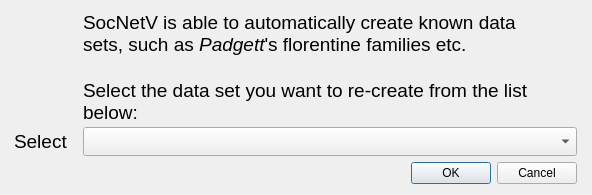
First picture: the form in src/forms/datasetselectdialog.ui, repository socnetv/app, before the edit.
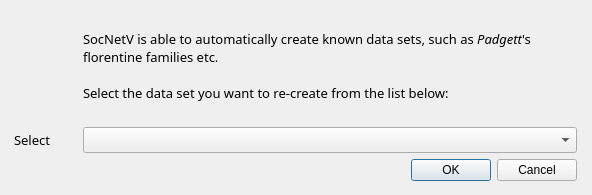
Second picture: the form after the edit. Icons and pictures are not drawn.

Commit message: changed font sizes in forms

```diff
--- a/src/forms/datasetselectdialog.ui
+++ b/src/forms/datasetselectdialog.ui
@@ -68,14 +68,20 @@
        <height>110</height>
       </size>
      </property>
+     <property name="font">
+      <font>
+       <family>Sans Serif</family>
+       <pointsize>11</pointsize>
+      </font>
+     </property>
      <property name="text">
       <string>&lt;!DOCTYPE HTML PUBLIC &quot;-//W3C//DTD HTML 4.0//EN&quot; &quot;http://www.w3.org/TR/REC-html40/strict.dtd&quot;&gt;
 &lt;html&gt;&lt;head&gt;&lt;meta name=&quot;qrichtext&quot; content=&quot;1&quot; /&gt;&lt;style type=&quot;text/css&quot;&gt;
 p, li { white-space: pre-wrap; }
-&lt;/style&gt;&lt;/head&gt;&lt;body style=&quot; font-family:'.Helvetica Neue DeskInterface'; font-size:13pt; font-weight:400; font-style:normal;&quot;&gt;
-&lt;p style=&quot; margin-top:0px; margin-bottom:0px; margin-left:0px; margin-right:0px; -qt-block-indent:0; text-indent:0px;&quot;&gt;&lt;span style=&quot; font-family:'DejaVu Sans'; font-size:14pt;&quot;&gt;SocNetV is able to automatically create known data sets, such as &lt;/span&gt;&lt;span style=&quot; font-family:'DejaVu Sans'; font-size:14pt; font-style:italic;&quot;&gt;Padgett&lt;/span&gt;&lt;span style=&quot; font-family:'DejaVu Sans'; font-size:14pt;&quot;&gt;'s florentine families etc. &lt;/span&gt;&lt;/p&gt;
-&lt;p style=&quot;-qt-paragraph-type:empty; margin-top:0px; margin-bottom:0px; margin-left:0px; margin-right:0px; -qt-block-indent:0; text-indent:0px; font-family:'DejaVu Sans'; font-size:14pt;&quot;&gt;&lt;br /&gt;&lt;/p&gt;
-&lt;p style=&quot; margin-top:0px; margin-bottom:0px; margin-left:0px; margin-right:0px; -qt-block-indent:0; text-indent:0px;&quot;&gt;&lt;span style=&quot; font-family:'DejaVu Sans'; font-size:14pt;&quot;&gt;Select the data set you want to re-create from the list below: &lt;/span&gt;&lt;/p&gt;&lt;/body&gt;&lt;/html&gt;</string>
+&lt;/style&gt;&lt;/head&gt;&lt;body style=&quot; font-family:'Sans Serif'; font-size:11pt; font-weight:400; font-style:normal;&quot;&gt;
+&lt;p style=&quot; margin-top:0px; margin-bottom:0px; margin-left:0px; margin-right:0px; -qt-block-indent:0; text-indent:0px;&quot;&gt;&lt;span style=&quot; font-family:'DejaVu Sans'; font-size:10pt;&quot;&gt;SocNetV is able to automatically create known data sets, such as &lt;/span&gt;&lt;span style=&quot; font-family:'DejaVu Sans'; font-size:10pt; font-style:italic;&quot;&gt;Padgett&lt;/span&gt;&lt;span style=&quot; font-family:'DejaVu Sans'; font-size:10pt;&quot;&gt;'s florentine families etc. &lt;/span&gt;&lt;/p&gt;
+&lt;p style=&quot;-qt-paragraph-type:empty; margin-top:0px; margin-bottom:0px; margin-left:0px; margin-right:0px; -qt-block-indent:0; text-indent:0px; font-family:'DejaVu Sans'; font-size:10pt;&quot;&gt;&lt;br /&gt;&lt;/p&gt;
+&lt;p style=&quot; margin-top:0px; margin-bottom:0px; margin-left:0px; margin-right:0px; -qt-block-indent:0; text-indent:0px;&quot;&gt;&lt;span style=&quot; font-family:'DejaVu Sans'; font-size:10pt;&quot;&gt;Select the data set you want to re-create from the list below: &lt;/span&gt;&lt;/p&gt;&lt;/body&gt;&lt;/html&gt;</string>
      </property>
      <property name="textFormat">
       <enum>Qt::RichText</enum>
@@ -89,7 +95,8 @@
     <widget class="QLabel" name="selectLabel">
      <property name="font">
       <font>
-       <pointsize>14</pointsize>
+       <family>Sans Serif</family>
+       <pointsize>10</pointsize>
       </font>
      </property>
      <property name="text">
@@ -110,7 +117,8 @@
      </property>
      <property name="font">
       <font>
-       <pointsize>14</pointsize>
+       <family>Sans Serif</family>
+       <pointsize>10</pointsize>
       </font>
      </property>
      <property name="cursor">
```
The commit also changes 2 other files.
